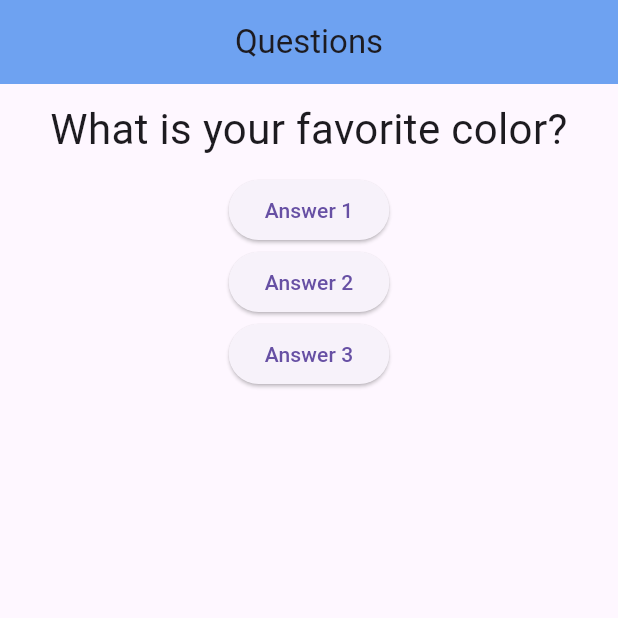
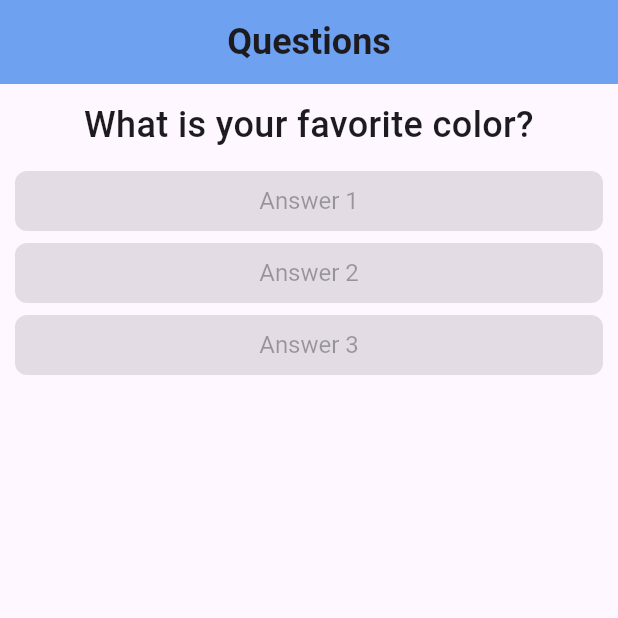
Before and after one commit to joseferreira-dev/project_questions_app, a Flutter app: the screen it shows after launch, on a phone screen of 412 x 824 dp, the top half of it. Run offline on Flutter 3.47's test engine with Material 3 defaults, Android fonts, the phone set to English and light mode, and no system bars.

Commit message:
Add Answer Widget and style it

```diff
--- /dev/null
+++ b/lib/answer.dart
@@ -0,0 +1,28 @@
+import 'package:flutter/material.dart';
+
+class Answer extends StatelessWidget {
+  final String text;
+
+  const Answer(this.text, {super.key});
+
+  @override
+  Widget build(BuildContext context) {
+    return Container(
+      width: double.infinity,
+      margin: EdgeInsets.fromLTRB(10, 0, 10, 0),
+      child: ElevatedButton(
+        style: ElevatedButton.styleFrom(
+          foregroundColor: Colors.white,
+          backgroundColor: Colors.blue,
+          padding: EdgeInsets.all(10),
+          textStyle: TextStyle(fontSize: 16),
+          shape: RoundedRectangleBorder(
+            borderRadius: BorderRadius.circular(8),
+          ),
+        ),
+        onPressed: null,
+        child: Text(text),
+      ),
+    );
+  }
+}
--- a/lib/main.dart
+++ b/lib/main.dart
@@ -1,5 +1,6 @@
 import 'package:flutter/material.dart';
 import './question.dart';
+import './answer.dart';
 
 void main() {
   runApp(const QuestionsApp());
@@ -29,9 +30,13 @@ class _QuestionsAppState extends State<QuestionsApp> {
         appBar: AppBar(
           title: Container(
             width: double.infinity,
-            margin: EdgeInsets.all(10),
+            margin: const EdgeInsets.all(10),
             child: const Text(
               'Questions',
+              style: TextStyle(
+                fontSize: 24,
+                fontWeight: FontWeight.bold,
+              ),
               textAlign: TextAlign.center,
             ),
           ),
@@ -40,18 +45,9 @@ class _QuestionsAppState extends State<QuestionsApp> {
         body: Column(
           children: [
             Question(questions[_selectedQuestion]),
-            ElevatedButton(
-              onPressed: _answer,
-              child: const Text('Answer 1'),
-            ),
-            ElevatedButton(
-              onPressed: _answer,
-              child: const Text('Answer 2'),
-            ),
-            ElevatedButton(
-              onPressed: _answer,
-              child: const Text('Answer 3'),
-            ),
+            const Answer('Answer 1'),
+            const Answer('Answer 2'),
+            const Answer('Answer 3'),
           ],
         ),
       ),
--- a/lib/question.dart
+++ b/lib/question.dart
@@ -12,7 +12,10 @@ class Question extends StatelessWidget {
       margin: EdgeInsets.all(10),
       child: Text(
         text,
-        style: TextStyle(fontSize: 28),
+        style: TextStyle(
+          fontSize: 24,
+          fontWeight: FontWeight.w500,
+        ),
         textAlign: TextAlign.center,
       ),
     );
```
